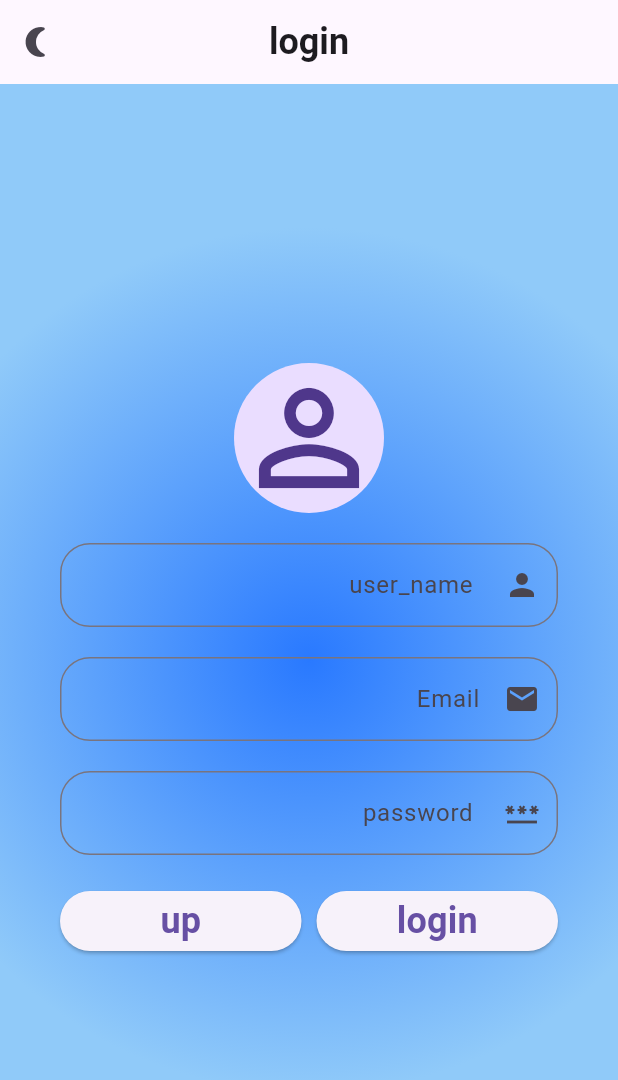
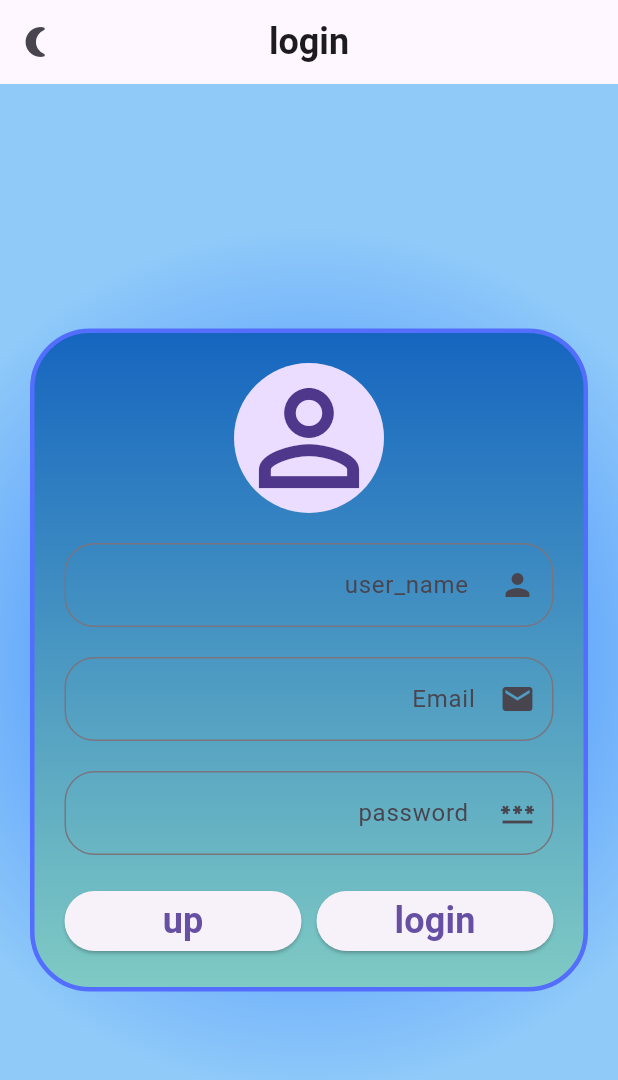
Before and after one commit to hilm733/h2, a Flutter app: the screen it shows after launch, on a phone screen of 412 x 824 dp. Shown: the top 1080 px of the screen. Run offline on Flutter 3.47's test engine with Material 3 defaults, Android fonts, the phone set to English and light mode, and no system bars.

Commit message:
add backgroundcolor borderradius and border container in login interface

```diff
--- a/lib/login.dart
+++ b/lib/login.dart
@@ -38,7 +38,16 @@ class Log extends StatelessWidget {
             padding: const EdgeInsets.all(20.0),
             child: Center(
               child: Container(
-
+                decoration: BoxDecoration(
+                  gradient: LinearGradient(
+                    begin: Alignment.topCenter,
+                    end: Alignment.bottomCenter,
+                    colors: [Colors.blue.shade800, Colors.teal.shade200],
+                  ),
+                  // color: Colors.black,
+                  border: Border.all(color: Colors.indigoAccent, width: 3),
+                  borderRadius: BorderRadius.circular(40),
+                ),
                 child: SingleChildScrollView(
                   padding: EdgeInsets.all(20),
                   child: Column(
```
